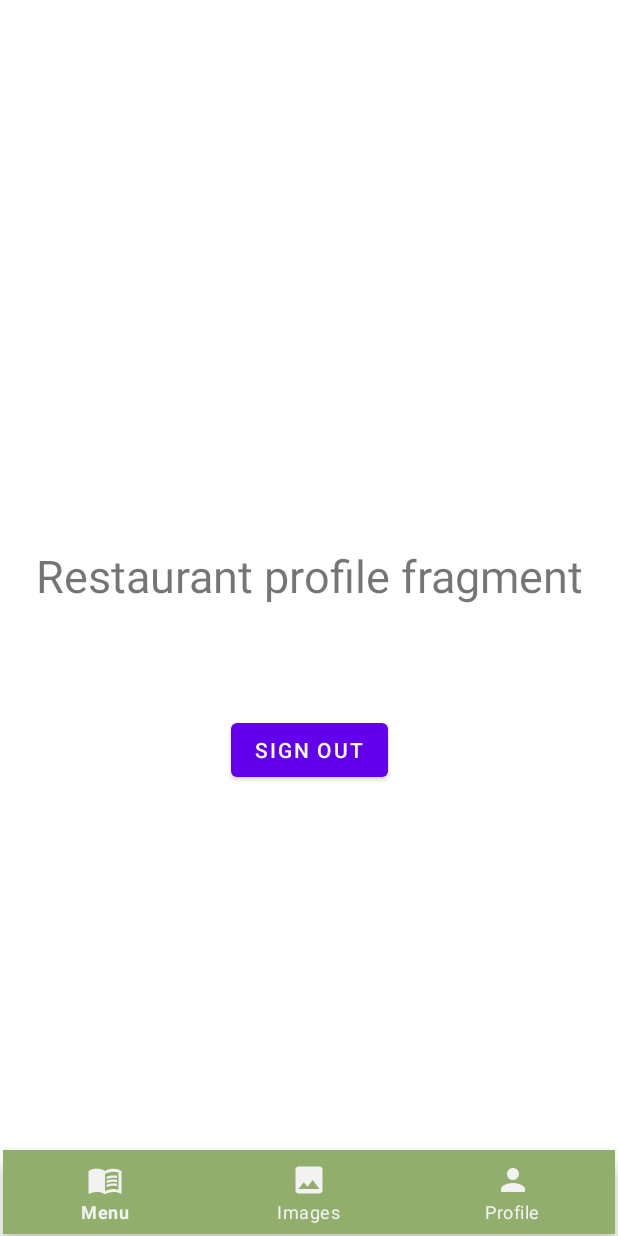
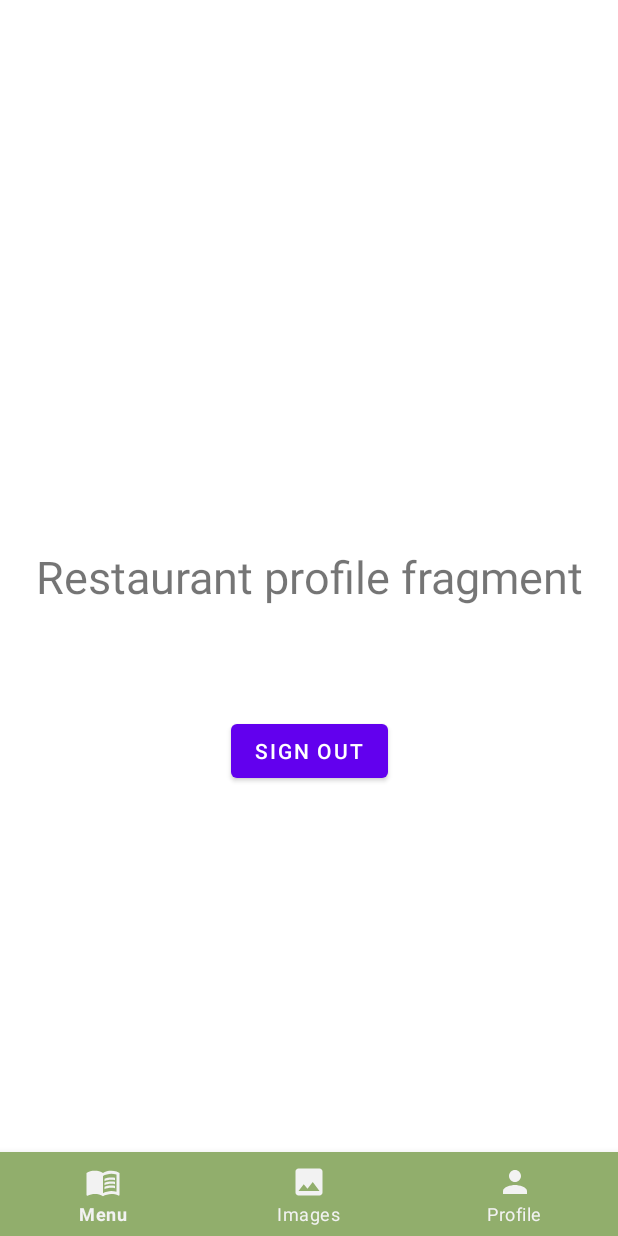
Before and after one commit to Juandr0/Fooddelivery, an Android app: the RestaurantInterfaceActivity screen opened directly, with no data from a screen before it, on a phone screen of 412 x 824 dp. Run offline under Robolectric (Android 15) with nearby library versions, the phone set to English and light mode, and no system bars.

Commit message:
fixed the restaurant navbar margins to match the user navbar

```diff
--- a/app/src/main/res/layout/activity_restaurant_interface.xml
+++ b/app/src/main/res/layout/activity_restaurant_interface.xml
@@ -10,9 +10,6 @@
         android:id="@+id/restaurantNavigationView"
         android:layout_width="match_parent"
         android:layout_height="wrap_content"
-        android:layout_marginStart="2dp"
-        android:layout_marginEnd="2dp"
-        android:layout_marginBottom="1dp"
         android:background="@color/woopwoop_green"
         app:itemIconTint="@color/navbarbackground_gray"
         app:itemTextColor="@color/navbarbackground_gray"
```
